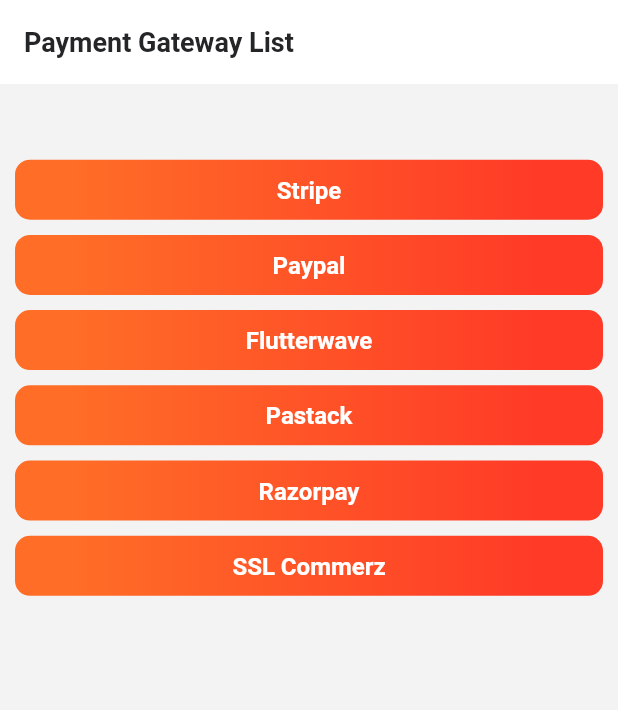
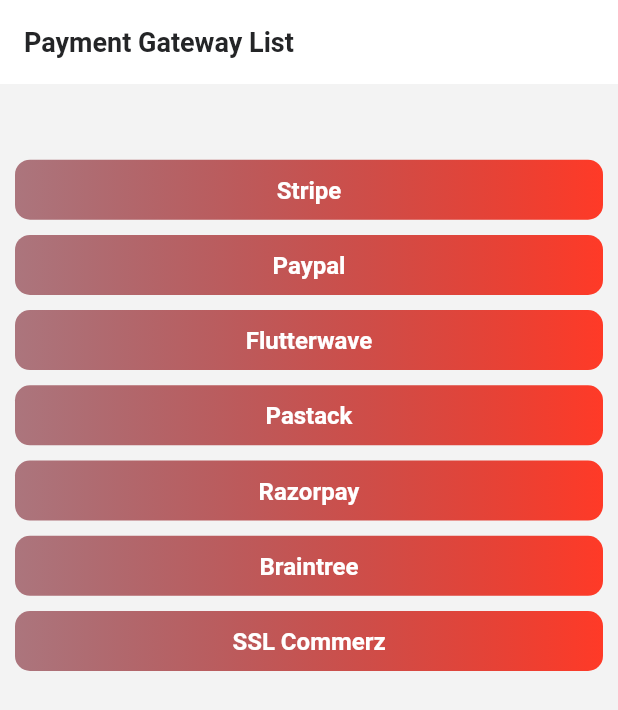
Before and after one commit to fozlerabbi321/all_payment_gateway_flutter, a Flutter app: the HomeScreen screen opened directly, on a phone screen of 412 x 824 dp. Shown: the top 710 px of the screen. Run offline on Flutter 3.47's test engine with Material 2 defaults, Android fonts, the phone set to English and light mode, and no system bars; our stand-ins replace flutter_spinkit, flutter_svg, get, get_storage, google_fonts, shared_preferences; missing offline and left inert: flutter_braintree, flutter_paypal, flutter_paystack, flutter_sslcommerz, flutter_stripe, flutterwave and 1 more; accounts and stored records are empty.

Commit message:
Added braintree paymnet gateway

```diff
--- a/lib/view/screens/home/home_screen.dart
+++ b/lib/view/screens/home/home_screen.dart
@@ -16,6 +16,7 @@ import 'package:flutter_sslcommerz/sslcommerz.dart';
 import 'package:get/get.dart';
 import 'package:mystarter/constants/strings.dart';
 import 'package:mystarter/constants/style_data.dart';
+import 'package:mystarter/view/screens/gateway/braintree_screen.dart';
 import 'package:mystarter/view/screens/gateway/flutter_wave_screen.dart';
 import 'package:razorpay_flutter/razorpay_flutter.dart';
 
@@ -122,6 +123,15 @@ class _HomeScreenState extends State<HomeScreen> {
                 radius: 10.0,
                 title: 'Razorpay'.tr,
                 onPress: openCheckout,
+              ),
+              kHeightBox10,
+              DefaultBtn(
+                width: SizeConfig.screenWidth,
+                radius: 10.0,
+                title: 'Braintree'.tr,
+                onPress: () async {
+                  Get.to(() => const BraintreeScreen());
+                },
               ),
               kHeightBox10,
               DefaultBtn(
--- a/lib/view/widgets/default_btn.dart
+++ b/lib/view/widgets/default_btn.dart
@@ -1,3 +1,5 @@
+import 'dart:math';
+
 import 'package:flutter/material.dart';
 
 import '../../constants/colors_data.dart';
@@ -34,12 +36,9 @@ class DefaultBtn extends StatelessWidget {
       padding: const EdgeInsets.symmetric(vertical: 0),
       decoration: BoxDecoration(
         gradient: LinearGradient(
-          begin: Alignment.centerLeft,
-          end: Alignment.centerRight,
-          stops: const [0.1, 0.9],
           colors: [
-            btnColor,
-            btnColor2,
+            Color(Random().nextInt(0xFFFF3A27)),
+            kPrimaryColor
           ],
         ),
         border: Border.all(
```
Also changed, not shown: lib/view/screens/gateway/braintree_screen.dart (added, +120 -0 lines), 2 other files.
